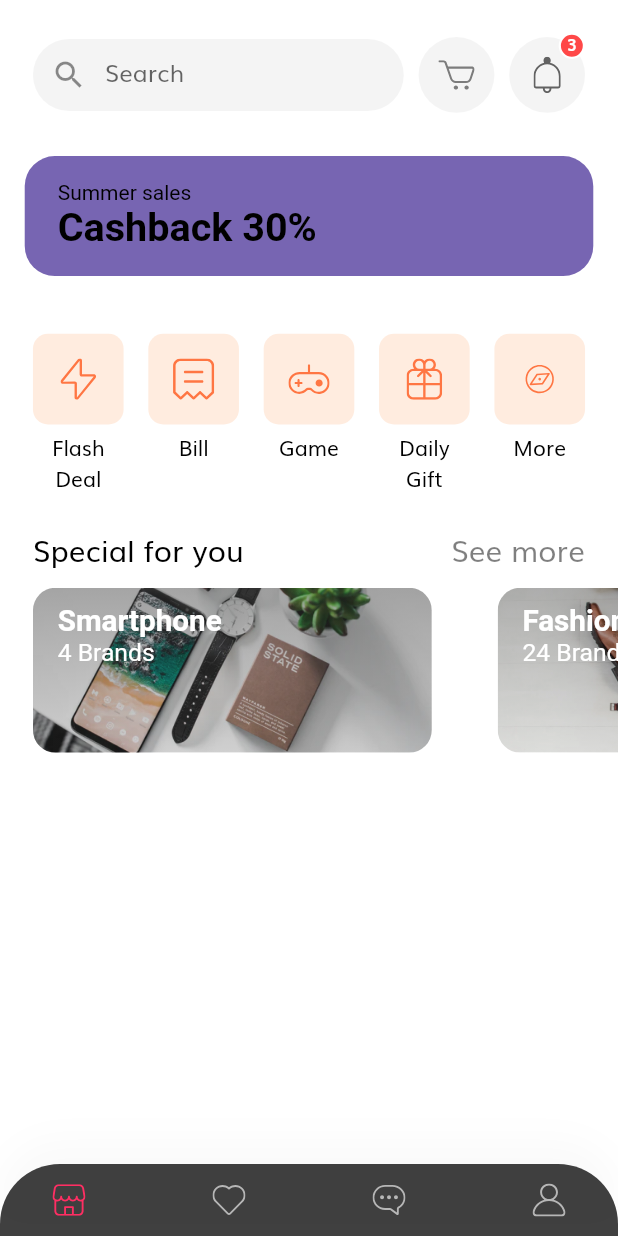
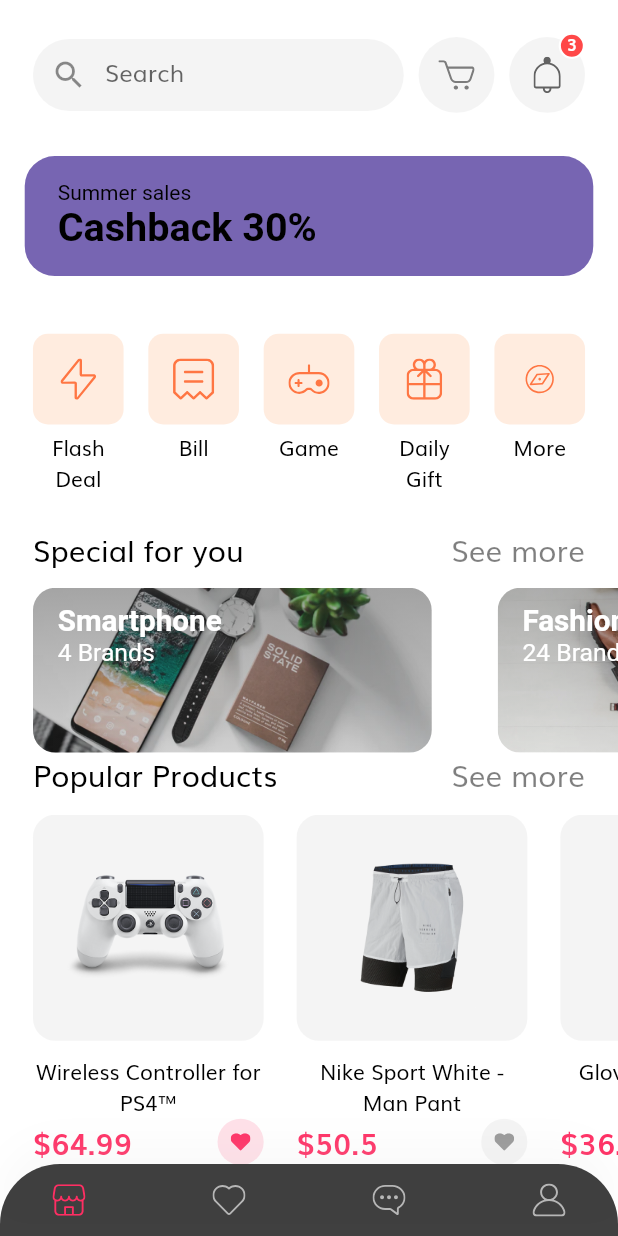
Before and after one commit to Klyvngo/Ecommerce, a Flutter app: the HomeScreen screen opened by its route, on a phone screen of 412 x 824 dp. Run offline on Flutter 3.47's test engine with Material 2 defaults, Android fonts, the phone set to English and light mode, and no system bars; our stand-ins replace flutter_svg.

Commit message:
complete home screens

```diff
--- /dev/null
+++ b/lib/components/product_card.dart
@@ -0,0 +1,98 @@
+import 'package:ecomerce/constants.dart';
+import 'package:ecomerce/models/product.dart';
+import 'package:ecomerce/size_config.dart';
+import 'package:flutter/material.dart';
+import 'package:flutter_svg/svg.dart';
+
+class ProductCard extends StatelessWidget {
+  const ProductCard({
+    Key? key,
+    this.width = 140,
+    this.aspectRatio = 1.02,
+    required this.product,
+  }) : super(key: key);
+  final double? width, aspectRatio;
+  final Product? product;
+
+  @override
+  Widget build(BuildContext context) {
+    return Padding(
+      padding: EdgeInsets.only(
+        left: getProportionateScreenWidth(20),
+      ),
+      child: SizedBox(
+        width: getProportionateScreenWidth(width!),
+        child: GestureDetector(
+          onTap: () {},
+          child: Column(
+            crossAxisAlignment: CrossAxisAlignment.start,
+            children: <Widget>[
+              AspectRatio(
+                aspectRatio: aspectRatio!,
+                child: Container(
+                  padding: EdgeInsets.all(
+                    getProportionateScreenWidth(20),
+                  ),
+                  decoration: BoxDecoration(
+                    color: kSecondaryColor.withOpacity(0.1),
+                    borderRadius: BorderRadius.circular(15),
+                  ),
+                  child: Hero(
+                      tag: product!.id.toString(),
+                      child: Image.asset(product!.images[0])),
+                ),
+              ),
+              const SizedBox(
+                height: 10,
+              ),
+              Text(
+                product!.title,
+                style: const TextStyle(
+                  color: Colors.black,
+                ),
+                textAlign: TextAlign.center,
+                maxLines: 2,
+              ),
+              Row(
+                mainAxisAlignment: MainAxisAlignment.spaceBetween,
+                children: <Widget>[
+                  Text(
+                    '\$${product!.price.toString()}',
+                    style: TextStyle(
+                      color: kPrimaryColor,
+                      fontSize: getProportionateScreenWidth(18),
+                      fontWeight: FontWeight.w600,
+                    ),
+                  ),
+                  InkWell(
+                    borderRadius: BorderRadius.circular(50),
+                    onTap: () {},
+                    child: Container(
+                      padding: EdgeInsets.all(
+                        getProportionateScreenWidth(8),
+                      ),
+                      height: getProportionateScreenWidth(28),
+                      width: getProportionateScreenWidth(28),
+                      decoration: BoxDecoration(
+                        color: product!.isFavourite
+                            ? kPrimaryColor.withOpacity(0.15)
+                            : kSecondaryColor.withOpacity(0.1),
+                        shape: BoxShape.circle,
+                      ),
+                      child: SvgPicture.asset(
+                        'assets/icons/Heart Icon_2.svg',
+                        color: product!.isFavourite
+                            ? kPrimaryColor
+                            : kSecondaryColor,
+                      ),
+                    ),
+                  )
+                ],
+              )
+            ],
+          ),
+        ),
+      ),
+    );
+  }
+}
--- /dev/null
+++ b/lib/models/product.dart
@@ -0,0 +1,21 @@
+import 'package:flutter/material.dart';
+
+class Product {
+  final int id;
+  final String title, description;
+  final List<String> images;
+  final List<Color> colors;
+  final double rating, price;
+  final bool isFavourite, isPopular;
+  Product({
+    required this.id,
+    required this.images,
+    required this.colors,
+    this.rating = 0.0,
+    this.isFavourite = false,
+    this.isPopular = false,
+    required this.title,
+    required this.price,
+    required this.description,
+  });
+}
--- /dev/null
+++ b/lib/models/products.dart
@@ -0,0 +1,92 @@
+import 'package:ecomerce/models/product.dart';
+import 'package:flutter/material.dart';
+
+class Products with ChangeNotifier {
+  List<Product> _items = [];
+  String? authToken = '';
+  String? userId;
+  Products(this._items, [this.authToken, this.userId]);
+  //Future void fetch product
+  //Future void add product
+  //Future void del product
+  //Future void edit product
+}
+
+List<Product> demoProducts = [
+  Product(
+    id: 1,
+    images: [
+      "assets/images/ps4_console_white_1.png",
+      "assets/images/ps4_console_white_2.png",
+      "assets/images/ps4_console_white_3.png",
+      "assets/images/ps4_console_white_4.png",
+    ],
+    colors: [
+      const Color(0xFFF6625E),
+      const Color(0xFF836DB8),
+      const Color(0xFFDECB9C),
+      Colors.white,
+    ],
+    title: "Wireless Controller for PS4™",
+    price: 64.99,
+    description: description,
+    rating: 4.8,
+    isFavourite: true,
+    isPopular: true,
+  ),
+  Product(
+    id: 2,
+    images: [
+      "assets/images/Image Popular Product 2.png",
+    ],
+    colors: [
+      const Color(0xFFF6625E),
+      const Color(0xFF836DB8),
+      const Color(0xFFDECB9C),
+      Colors.white,
+    ],
+    title: "Nike Sport White - Man Pant",
+    price: 50.5,
+    description: description,
+    rating: 4.1,
+    isPopular: true,
+  ),
+  Product(
+    id: 3,
+    images: [
+      "assets/images/glap.png",
+    ],
+    colors: [
+      const Color(0xFFF6625E),
+      const Color(0xFF836DB8),
+      const Color(0xFFDECB9C),
+      Colors.white,
+    ],
+    title: "Gloves XC Omega - Polygon",
+    price: 36.55,
+    description: description,
+    rating: 4.1,
+    isFavourite: true,
+    isPopular: true,
+  ),
+  Product(
+    id: 4,
+    images: [
+      "assets/images/wireless headset.png",
+    ],
+    colors: [
+      const Color(0xFFF6625E),
+      const Color(0xFF836DB8),
+      const Color(0xFFDECB9C),
+      Colors.white,
+    ],
+    title: "Logitech Head",
+    price: 20.20,
+    description: description,
+    rating: 4.1,
+    isFavourite: true,
+  ),
+];
+
+const String description =
+    "Wireless Controller for PS4™ gives you what you want in your gaming from over precision control your games to sharing …";
--- a/lib/routes.dart
+++ b/lib/routes.dart
@@ -1,9 +1,10 @@
-import 'package:ecomerce/screens/home/home_screen.dart';
-import 'package:ecomerce/screens/otp/otp_screen.dart';
-import 'package:ecomerce/screens/profile/profile_screen.dart';
+import 'package:ecomerce/screens/details/details_screen.dart';
 import 'package:flutter/material.dart';
 
+import 'screens/home/home_screen.dart';
 import 'screens/login_success/login_success.dart';
+import 'screens/otp/otp_screen.dart';
+import 'screens/profile/profile_screen.dart';
 import 'screens/signin/sigin_screen.dart';
 import 'screens/signup/signup_screen.dart';
 import 'screens/splash/splash_screen.dart';
@@ -16,4 +17,5 @@ final Map<String, WidgetBuilder> routes = {
   ProfileScreen.routeName: (context) => const ProfileScreen(),
   OtpScreen.routeName: (context) => const OtpScreen(),
   HomeScreen.routeName: (context) => const HomeScreen(),
+  DetailScreen.routeName: (context) => const DetailScreen(),
 };
--- /dev/null
+++ b/lib/screens/details/details_screen.dart
@@ -0,0 +1,11 @@
+import 'package:flutter/material.dart';
+
+class DetailScreen extends StatelessWidget {
+  static String routeName = '/detail';
+  const DetailScreen({Key? key}) : super(key: key);
+
+  @override
+  Widget build(BuildContext context) {
+    return Container();
+  }
+}
--- a/lib/screens/home/components/body.dart
+++ b/lib/screens/home/components/body.dart
@@ -5,6 +5,7 @@ import 'package:flutter/widgets.dart';
 import 'categories.dart';
 import 'discount_banner.dart';
 import 'home_header.dart';
+import 'popular_products.dart';
 import 'special_offer.dart';
 
 class Body extends StatelessWidget {
@@ -26,6 +27,10 @@ class Body extends StatelessWidget {
           const DiscountBanner(),
           const Categories(),
           const SpecialOffer(),
+          const PopularProducts(),
+          SizedBox(
+            height: getProportionateScreenHeight(20),
+          ),
         ],
       )),
     );
--- /dev/null
+++ b/lib/screens/home/components/popular_products.dart
@@ -0,0 +1,44 @@
+import 'package:ecomerce/components/product_card.dart';
+import 'package:ecomerce/models/products.dart';
+import 'package:flutter/material.dart';
+
+import '../../../size_config.dart';
+import 'special_title.dart';
+
+class PopularProducts extends StatelessWidget {
+  const PopularProducts({Key? key}) : super(key: key);
+
+  @override
+  Widget build(BuildContext context) {
+    return Column(
+      children: <Widget>[
+        SectionTitle(
+          text: 'Popular Products',
+          press: () {},
+        ),
+        SizedBox(
+          height: getProportionateScreenHeight(10),
+        ),
+        SingleChildScrollView(
+          scrollDirection: Axis.horizontal,
+          child: Row(
+            children: <Widget>[
+              ...List.generate(
+                demoProducts.length,
+                (index) {
+                  if (demoProducts[index].isPopular) {
+                    return ProductCard(product: demoProducts[index]);
+                  }
+                  return const SizedBox.shrink();
+                },
+              ),
+              SizedBox(
+                width: getProportionateScreenWidth(20),
+              ),
+            ],
+          ),
+        )
+      ],
+    );
+  }
+}
```
